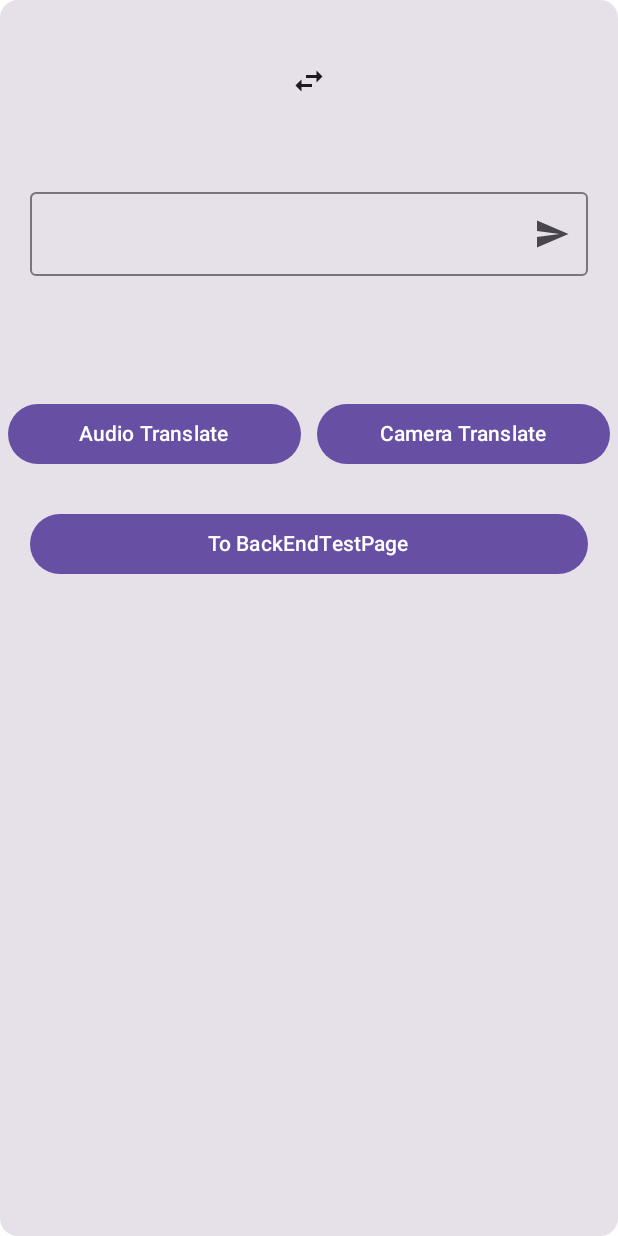
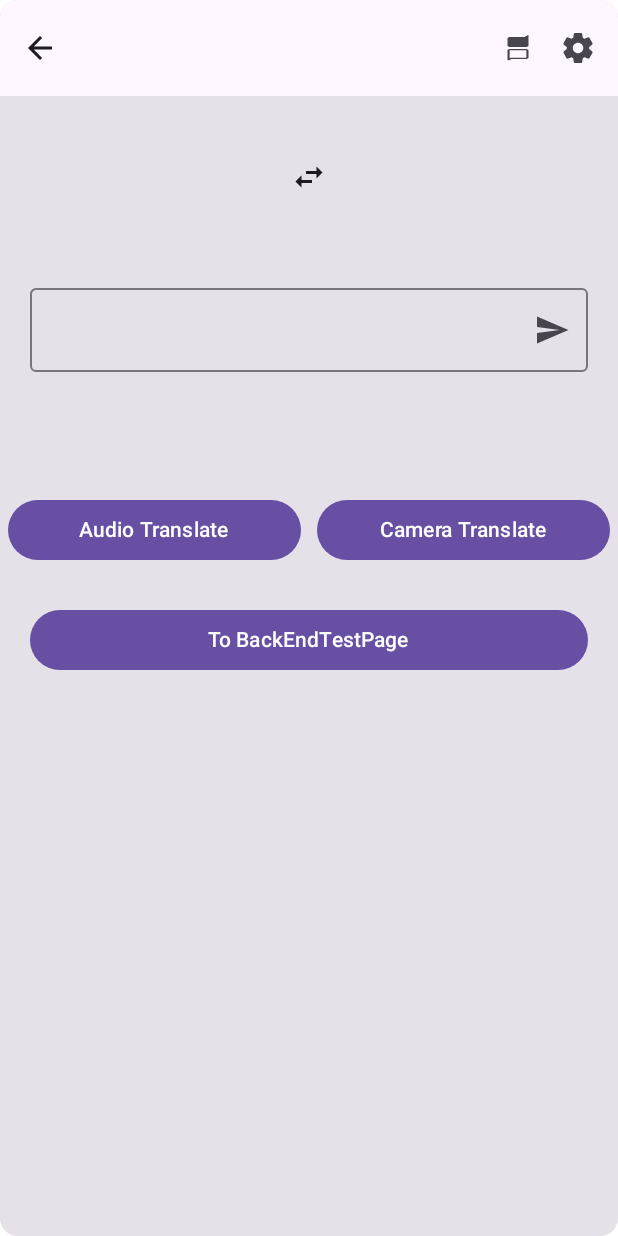
Before and after one commit to HXavier21/EchoLingua, an Android app built with Jetpack Compose: the @Preview function TranslatePagePreview, on a phone screen of 412 x 824 dp. Run offline under Robolectric (Android 15) with nearby library versions, the phone set to English and light mode, and no system bars; libraries missing offline, so code that uses them is left out: com.google.mlkit.common, com.google.mlkit.nl, com.tencent.mmkv; 2 statements that could not run were skipped.

Commit message:
Android: generate AudioTranslateTopBar & CameraTranslateTopBar

```diff
--- /dev/null
+++ b/Android/app/src/main/java/com/example/echolingua/ui/component/AudioTranslateTopBar.kt
@@ -0,0 +1,102 @@
+package com.example.echolingua.ui.component
+
+import android.content.res.Configuration
+import androidx.compose.foundation.clickable
+import androidx.compose.foundation.layout.Box
+import androidx.compose.foundation.layout.padding
+import androidx.compose.foundation.shape.CircleShape
+import androidx.compose.material.icons.Icons
+import androidx.compose.material.icons.automirrored.filled.ArrowBack
+import androidx.compose.material.icons.rounded.ChatBubble
+import androidx.compose.material.icons.rounded.ChatBubbleOutline
+import androidx.compose.material.icons.rounded.Settings
+import androidx.compose.material3.ExperimentalMaterial3Api
+import androidx.compose.material3.Icon
+import androidx.compose.material3.TopAppBar
+import androidx.compose.runtime.Composable
+import androidx.compose.ui.Alignment
+import androidx.compose.ui.Modifier
+import androidx.compose.ui.draw.clip
+import androidx.compose.ui.graphics.graphicsLayer
+import androidx.compose.ui.platform.LocalDensity
+import androidx.compose.ui.tooling.preview.Preview
+import androidx.compose.ui.unit.Dp
+import androidx.compose.ui.unit.dp
+import com.example.echolingua.ui.theme.EchoLinguaTheme
+
+@OptIn(ExperimentalMaterial3Api::class)
+@Composable
+fun AudioTranslateTopBar(
+    onBackClick: () -> Unit = {},
+    onChatClick: () -> Unit = {},
+    onSettingClick: () -> Unit = {}
+) {
+    TopAppBar(title = { }, navigationIcon = {
+        Icon(
+            imageVector = Icons.AutoMirrored.Filled.ArrowBack,
+            contentDescription = "Back",
+            modifier = Modifier
+                .padding(5.dp)
+                .clip(CircleShape)
+                .clickable {
+                    onBackClick()
+                }
+                .padding(5.dp)
+        )
+    }, actions = {
+        Box(modifier = Modifier
+            .clip(CircleShape)
+            .clickable {
+                onChatClick()
+            }
+            .padding(5.dp),
+            contentAlignment = Alignment.Center) {
+            Icon(
+                imageVector = Icons.Rounded.ChatBubble,
+                contentDescription = "Chat",
+                modifier = Modifier.graphicsLayer(
+                    rotationZ = 180f,
+                    scaleY = 0.4f,
+                    scaleX = 0.7f,
+                    translationY = -Icons.Rounded.ChatBubble.defaultHeight.dpToPixel() * 0.2f
+                )
+            )
+            Icon(
+                imageVector = Icons.Rounded.ChatBubbleOutline,
+                contentDescription = "Chat",
+                modifier = Modifier.graphicsLayer(
+                    scaleY = 0.4f,
+                    scaleX = 0.7f,
+                    translationY = Icons.Rounded.ChatBubble.defaultHeight.dpToPixel() * 0.2f
+
+                )
+            )
+        }
+        Icon(
+            imageVector = Icons.Rounded.Settings,
+            contentDescription = "Settings",
+            modifier = Modifier
+                .padding(5.dp)
+                .clip(CircleShape)
+                .clickable {
+                    onSettingClick()
+                }
+                .padding(5.dp)
+        )
+    })
+}
+
+@Composable
+fun Dp.dpToPixel(): Float = with(LocalDensity.current) {
+    toPx()
+}
+
+
+@Preview(uiMode = Configuration.UI_MODE_NIGHT_YES, name = "Dark")
+@Preview(uiMode = Configuration.UI_MODE_NIGHT_NO, name = "Light")
+@Composable
+fun AudioTranslateTopBarPreview() {
+    EchoLinguaTheme {
+        AudioTranslateTopBar()
+    }
+}
--- a/Android/app/src/main/java/com/example/echolingua/ui/page/TranslatePage.kt
+++ b/Android/app/src/main/java/com/example/echolingua/ui/page/TranslatePage.kt
@@ -31,6 +31,7 @@ import androidx.compose.ui.platform.LocalFocusManager
 import androidx.compose.ui.tooling.preview.Preview
 import androidx.compose.ui.unit.dp
 import androidx.lifecycle.viewmodel.compose.viewModel
+import com.example.echolingua.ui.component.AudioTranslateTopBar
 
 @Composable
 fun TranslatePage(
@@ -46,6 +47,7 @@ fun TranslatePage(
         mutableStateOf("")
     }
     Card(modifier = Modifier.fillMaxSize()) {
+        AudioTranslateTopBar()
         Row(
             modifier = Modifier
                 .fillMaxWidth()
```
Also changed, not shown: Android/app/src/main/java/com/example/echolingua/ui/component/CameraTranslateTopBar.kt (added, +135 -0 lines), Android/app/src/main/java/com/example/echolingua/ui/page/CameraTranslatePage.kt (+21 -112 lines).
